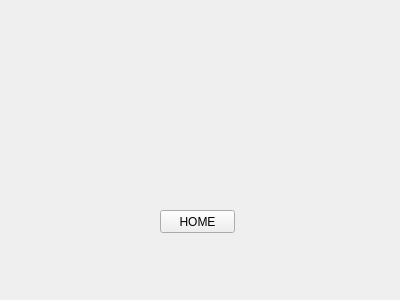
Before: the Qt Designer form secondwindow.ui in gi-ryong/operantchamber-project, drawn with Qt 5.
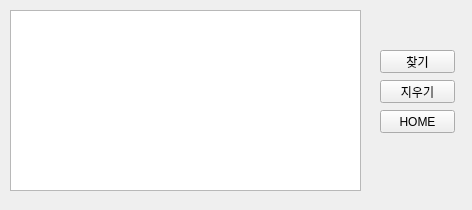
After: the same form once the commit is applied.

Patch:
```diff
--- a/secondwindow.ui
+++ b/secondwindow.ui
@@ -6,8 +6,8 @@
    <rect>
     <x>0</x>
     <y>0</y>
-    <width>400</width>
-    <height>300</height>
+    <width>472</width>
+    <height>210</height>
    </rect>
   </property>
   <property name="windowTitle">
@@ -16,8 +16,8 @@
   <widget class="QPushButton" name="home">
    <property name="geometry">
     <rect>
-     <x>160</x>
-     <y>210</y>
+     <x>380</x>
+     <y>110</y>
      <width>75</width>
      <height>23</height>
     </rect>
@@ -26,6 +26,42 @@
     <string>HOME</string>
    </property>
   </widget>
+  <widget class="QTextBrowser" name="data_text">
+   <property name="geometry">
+    <rect>
+     <x>10</x>
+     <y>10</y>
+     <width>351</width>
+     <height>181</height>
+    </rect>
+   </property>
+  </widget>
+  <widget class="QPushButton" name="serch_btn">
+   <property name="geometry">
+    <rect>
+     <x>380</x>
+     <y>50</y>
+     <width>75</width>
+     <height>23</height>
+    </rect>
+   </property>
+   <property name="text">
+    <string>찾기</string>
+   </property>
+  </widget>
+  <widget class="QPushButton" name="clear_btn">
+   <property name="geometry">
+    <rect>
+     <x>380</x>
+     <y>80</y>
+     <width>75</width>
+     <height>23</height>
+    </rect>
+   </property>
+   <property name="text">
+    <string>지우기</string>
+   </property>
+  </widget>
  </widget>
  <resources/>
  <connections/>
```
Left out of the diff: 2 changed lines with no effect on the pictures.
